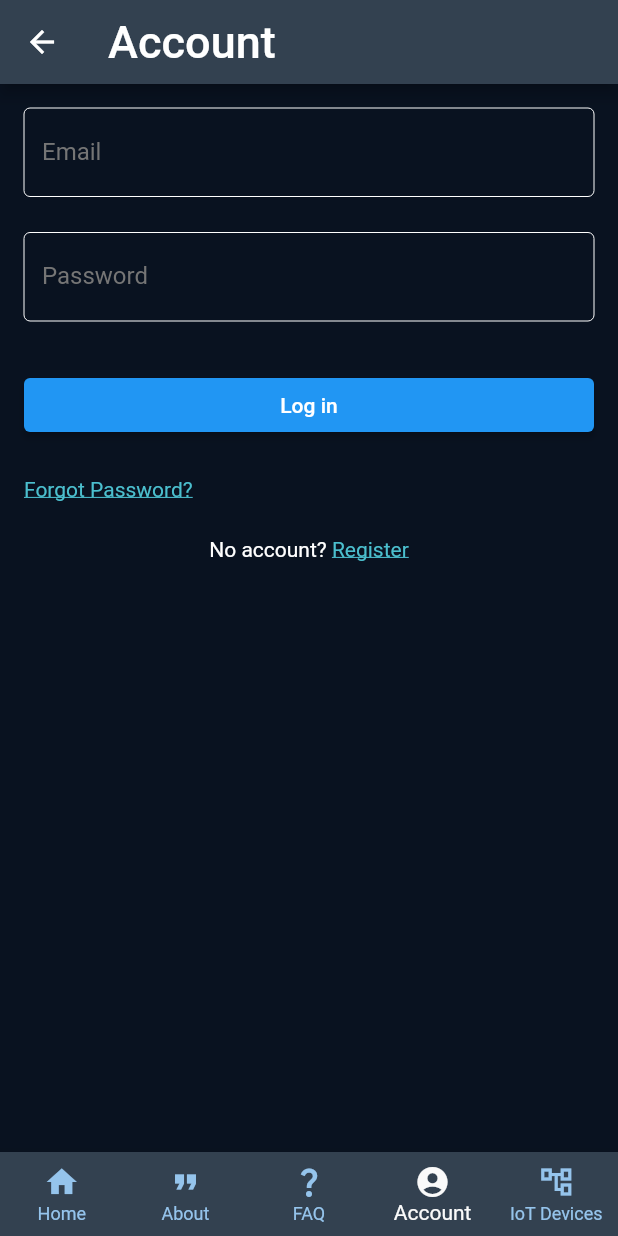
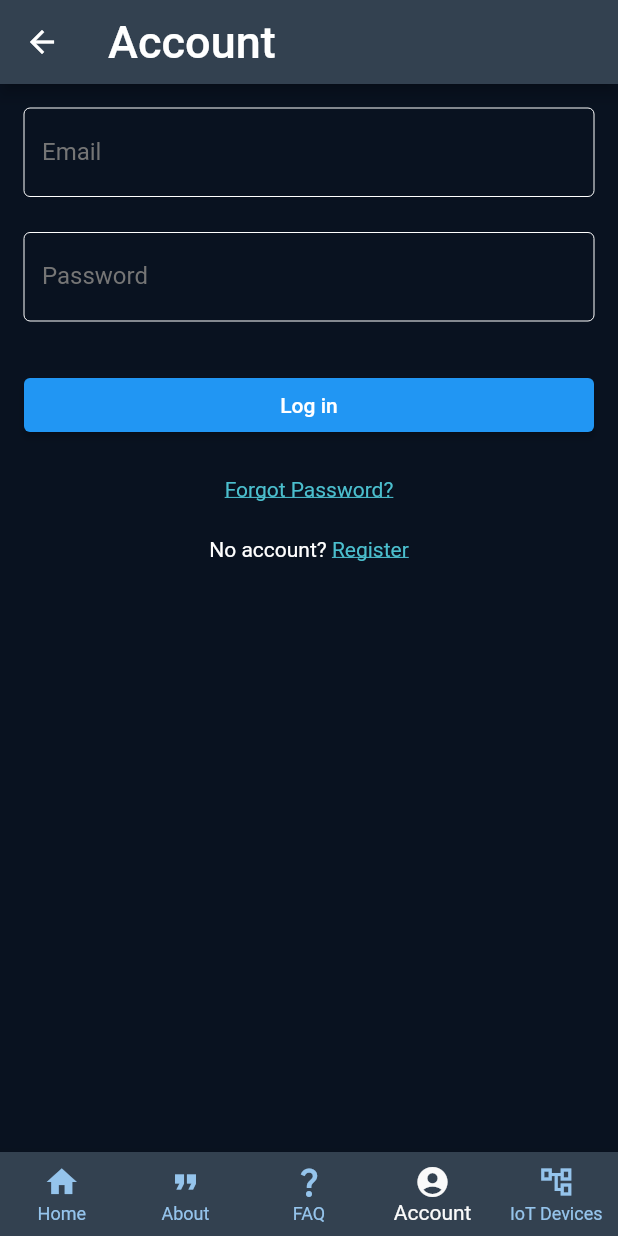
Before and after one commit to nelson-vieira/masters-thesis, a Flutter app: the Account screen opened directly with empty values, on a phone screen of 412 x 824 dp. Run offline on Flutter 3.47's test engine with Material 2 defaults, Android fonts, the phone set to English and light mode, and no system bars; our stand-ins replace cloud_firestore, datetime_picker_formfield, email_validator, firebase_auth, firebase_core, flutter_map and 2 more; missing offline and left inert: firebase_core_platform_interface, ipsum; accounts and stored records are empty.

Commit message:
Update app frontend account page
Signed-off-by: Nelson Vieira <2080511@student.uma.pt>

```diff
--- a/masters-thesis/app/lib/pages/account.dart
+++ b/masters-thesis/app/lib/pages/account.dart
@@ -132,7 +132,8 @@ class _AccountState extends State<Account> {
           const SizedBox(
             height: 24,
           ),
-          GestureDetector(
+          Center(
+            child: GestureDetector(
               child: Text(
                 "Forgot Password?",
                 style: TextStyle(
@@ -142,6 +143,7 @@ class _AccountState extends State<Account> {
               ),
               onTap: () => Navigator.of(context).push(MaterialPageRoute(
                   builder: (context) => const ForgotPassword())),
+            ),
           ),
           const SizedBox(
             height: 24,
```
Lines whose indentation alone changed are shown as unchanged.
